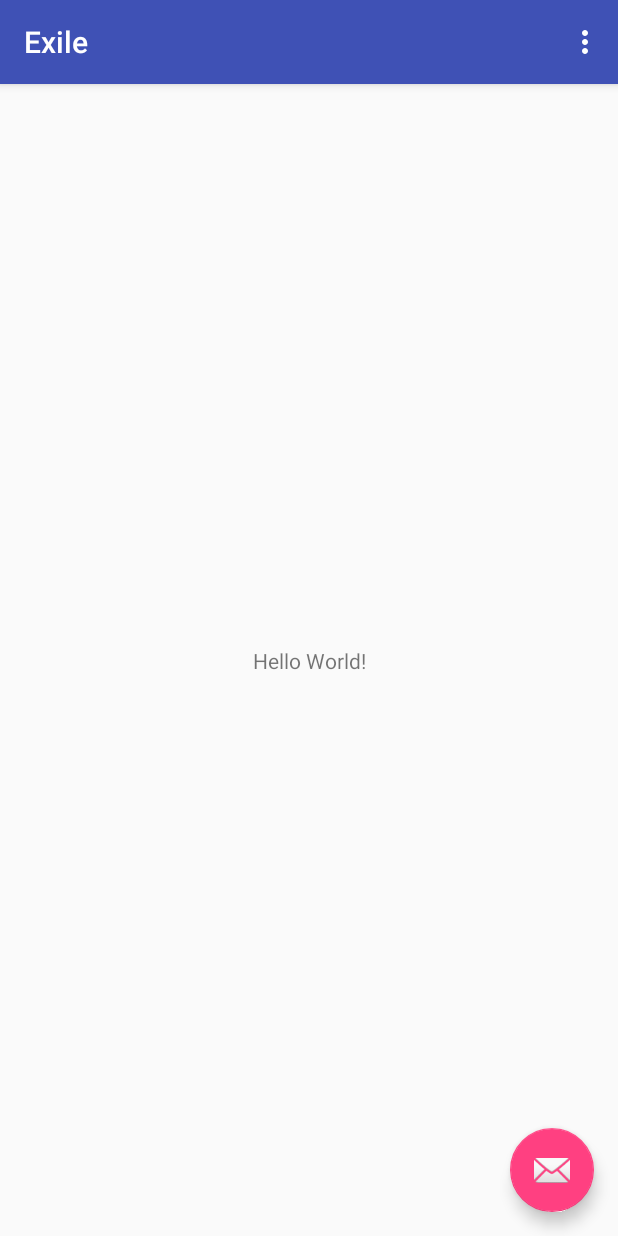
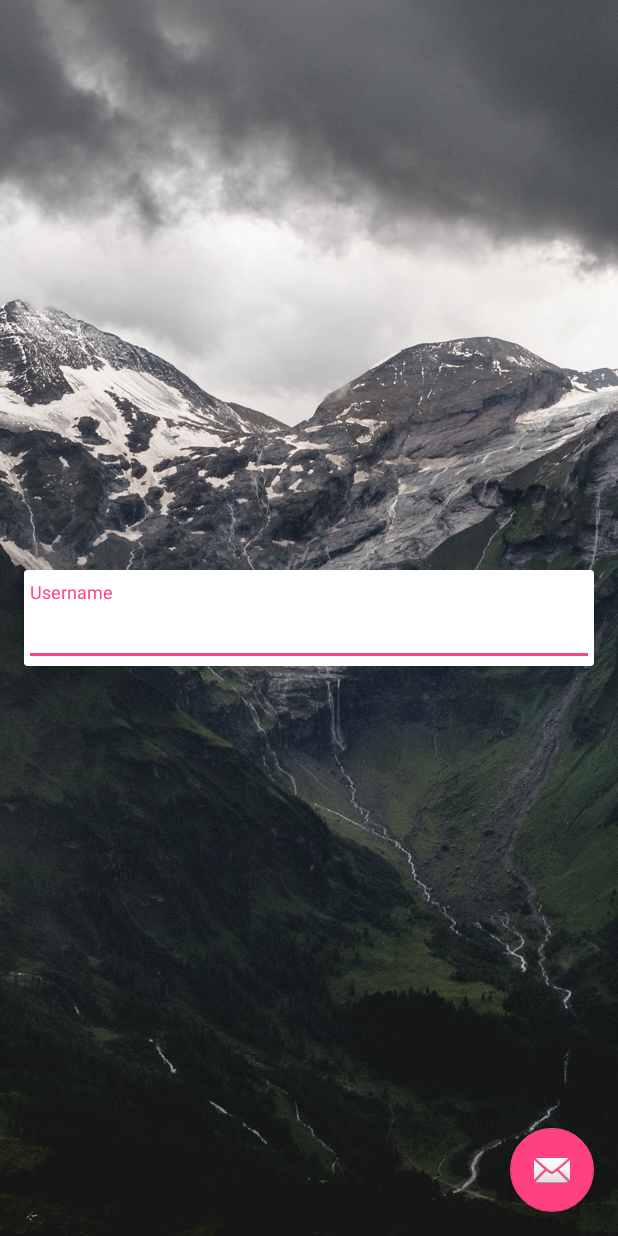
Before and after one commit to exildev/Exile, an Android app: the screen it shows after launch (LoginActivity), on a phone screen of 412 x 824 dp. Run offline under Robolectric (Android 15) with nearby library versions, the phone set to English and light mode, and no system bars; 1 statement that could not run was skipped.

Commit message:
Primer boseto de login

```diff
--- a/app/build.gradle
+++ b/app/build.gradle
@@ -25,7 +25,7 @@ dependencies {
         exclude group: 'com.android.support', module: 'support-annotations'
     })
     compile 'com.android.support:appcompat-v7:25.3.1'
-    compile 'com.android.support.constraint:constraint-layout:1.0.2'
+    compile 'com.android.support:cardview-v7:25.3.1'
     compile 'com.android.support:design:25.3.1'
     testCompile 'junit:junit:4.12'
 }
--- a/app/src/main/res/layout/activity_login.xml
+++ b/app/src/main/res/layout/activity_login.xml
@@ -4,21 +4,16 @@
     xmlns:tools="http://schemas.android.com/tools"
     android:layout_width="match_parent"
     android:layout_height="match_parent"
+    android:fitsSystemWindows="true"
     tools:context="co.com.exile.exile.LoginActivity">
 
-    <android.support.design.widget.AppBarLayout
+    <ImageView
         android:layout_width="match_parent"
-        android:layout_height="wrap_content"
-        android:theme="@style/AppTheme.AppBarOverlay">
+        android:layout_height="match_parent"
+        android:contentDescription="@string/background"
+        android:scaleType="centerCrop"
+        android:src="@drawable/login" />
 
-        <android.support.v7.widget.Toolbar
-            android:id="@+id/toolbar"
-            android:layout_width="match_parent"
-            android:layout_height="?attr/actionBarSize"
-            android:background="?attr/colorPrimary"
-            app:popupTheme="@style/AppTheme.PopupOverlay" />
-
-    </android.support.design.widget.AppBarLayout>
 
     <include layout="@layout/content_login" />
 
--- a/app/src/main/res/layout/content_login.xml
+++ b/app/src/main/res/layout/content_login.xml
@@ -1,20 +1,41 @@
 <?xml version="1.0" encoding="utf-8"?>
-<android.support.constraint.ConstraintLayout xmlns:android="http://schemas.android.com/apk/res/android"
+<RelativeLayout xmlns:android="http://schemas.android.com/apk/res/android"
     xmlns:app="http://schemas.android.com/apk/res-auto"
     xmlns:tools="http://schemas.android.com/tools"
     android:layout_width="match_parent"
-    android:layout_height="match_parent"
+    android:layout_height="wrap_content"
+    android:layout_gravity="center"
     app:layout_behavior="@string/appbar_scrolling_view_behavior"
     tools:context="co.com.exile.exile.LoginActivity"
     tools:showIn="@layout/activity_login">
 
-    <TextView
-        android:layout_width="wrap_content"
+    <android.support.v7.widget.CardView
+        android:layout_width="match_parent"
         android:layout_height="wrap_content"
-        android:text="Hello World!"
-        app:layout_constraintBottom_toBottomOf="parent"
-        app:layout_constraintLeft_toLeftOf="parent"
-        app:layout_constraintRight_toRightOf="parent"
-        app:layout_constraintTop_toTopOf="parent" />
+        android:layout_marginEnd="16dp"
+        android:layout_marginLeft="16dp"
+        android:layout_marginRight="16dp"
+        android:layout_marginStart="16dp">
 
-</android.support.constraint.ConstraintLayout>
+        <LinearLayout
+            android:layout_width="match_parent"
+            android:layout_height="wrap_content"
+            android:orientation="vertical">
+
+            <android.support.design.widget.TextInputLayout
+                android:id="@+id/username_container"
+                android:layout_width="match_parent"
+                android:layout_height="wrap_content"
+                android:layout_marginTop="8dp">
+
+                <android.support.design.widget.TextInputEditText
+                    android:id="@+id/username"
+                    android:layout_width="match_parent"
+                    android:layout_height="wrap_content"
+                    android:hint="Username"
+                    android:inputType="text" />
+            </android.support.design.widget.TextInputLayout>
+        </LinearLayout>
+    </android.support.v7.widget.CardView>
+
+</RelativeLayout>
--- a/app/src/main/res/values/strings.xml
+++ b/app/src/main/res/values/strings.xml
@@ -1,4 +1,5 @@
 <resources>
     <string name="app_name">Exile</string>
     <string name="action_settings">Settings</string>
+    <string name="background">background</string>
 </resources>
```
Also changed, not shown: app/src/main/res/drawable/login.jpeg (added).
